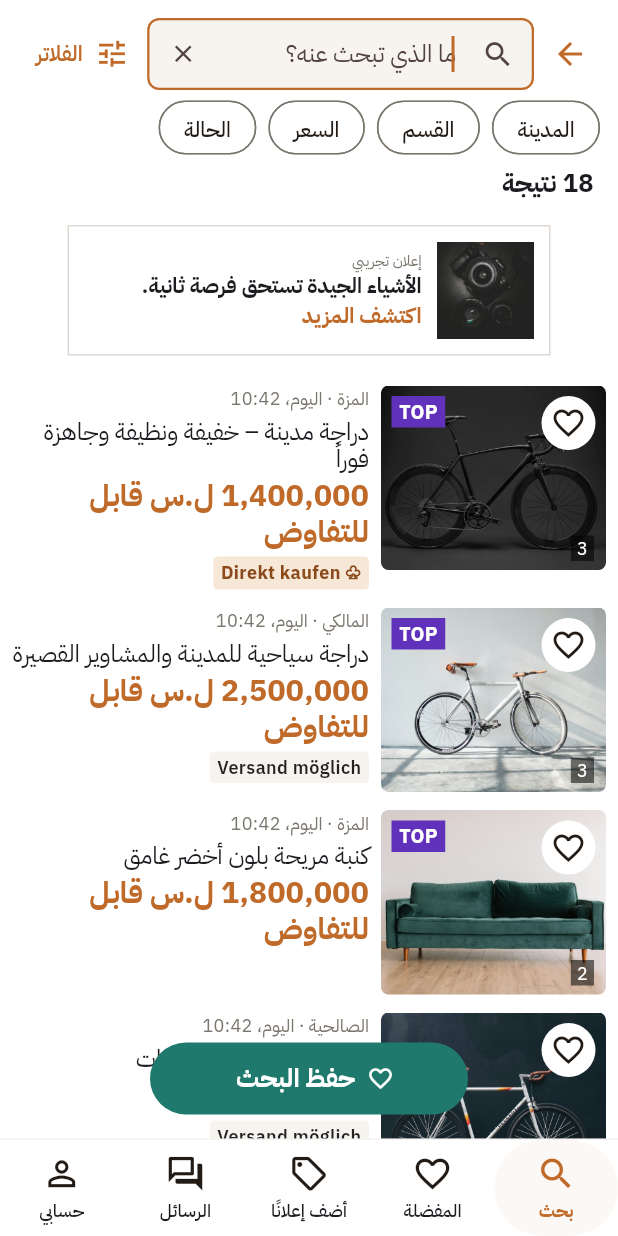
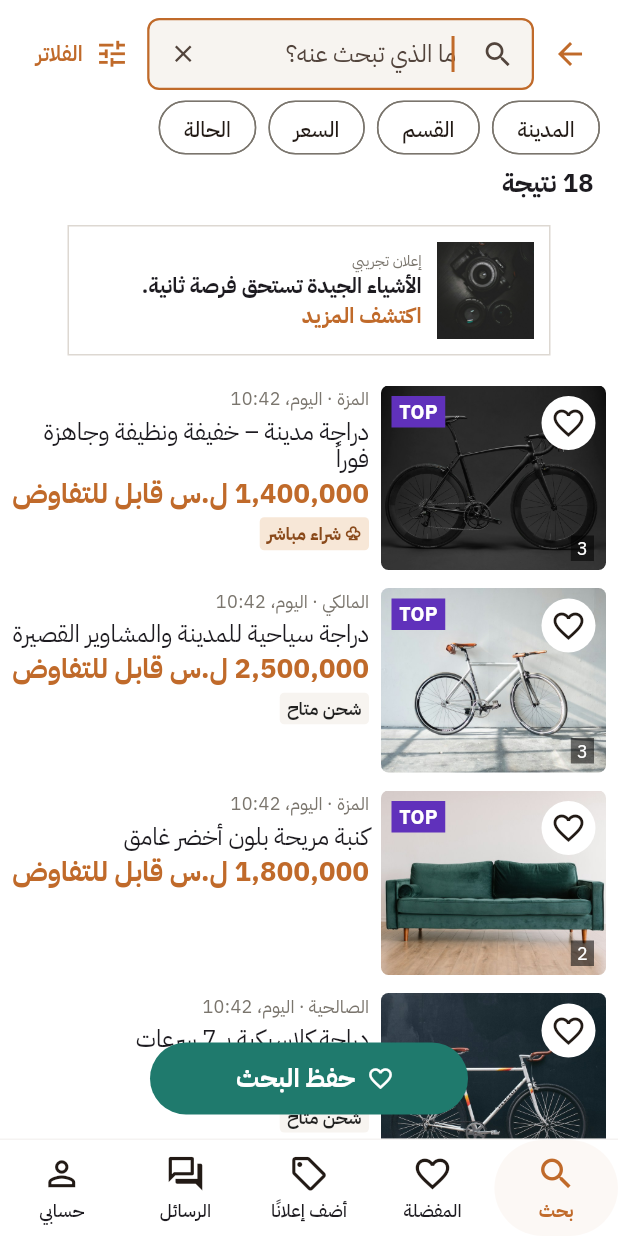
Before and after one commit to abOOd-Hj-DeV/advertising, a Flutter app: the screen it shows after launch, after a tap on "قبول الكل", after a tap on "ابحث في كل سوريا", on a phone screen of 412 x 824 dp. Run offline on Flutter 3.47's test engine with Material 3 defaults, Android fonts, the phone set to English and light mode, and no system bars; our stand-ins replace shared_preferences; missing offline and left inert: file_selector, idb_shim.

Commit message:
Assert Arabic UI strings in tests; fix RTL layout overflows and untranslated strings
- Update test assertions to the new Arabic copy (bottom tabs, consent,
  guest/auth flows, search/filters, local journeys, store fixtures)
- Assert Arabic demo fixtures (دمشق cities, SYP prices, Arabic sellers)
- lib fixes for real bugs the tests surfaced:
  - Escape remaining German strings (tooltips, image errors) to Arabic
  - Wrap overflowing rows: category labels, promo box, listing meta,
    version footer, listing-card price (Arabic text is wider)
- Regenerate visual goldens for the Arabic UI

Co-Authored-By: Devin AI <158243242+devin-ai-integration[bot]@users.noreply.github.com>

```diff
--- a/lib/data/media_io.dart
+++ b/lib/data/media_io.dart
@@ -16,7 +16,7 @@ class FileMediaStorage implements MediaStorage {
   final Directory directory;
   File file(String id) {
     if (!RegExp(r'^media-[0-9]+$').hasMatch(id)) {
-      throw ArgumentError('Ungültige Bild-ID');
+      throw ArgumentError('معرّف صورة غير صالح');
     }
     return File('${directory.path}/$id');
   }
--- a/lib/features/discovery.dart
+++ b/lib/features/discovery.dart
@@ -183,6 +183,8 @@ class _HomePageState extends State<HomePage> {
                             Text(
                               name,
                               textAlign: TextAlign.center,
+                              maxLines: 2,
+                              overflow: TextOverflow.ellipsis,
                               style: TextStyle(
                                 fontSize: 12,
                                 height: 1.1,
@@ -245,7 +247,7 @@ class _HomePageState extends State<HomePage> {
                 child: Padding(
                   padding: const EdgeInsets.fromLTRB(42, 0, 42, 4),
                   child: Container(
-                    height: 142,
+                    height: 165,
                     padding: const EdgeInsets.all(14),
                     decoration: BoxDecoration(
                       color: const Color(0xfff7f3e8),
--- a/lib/ui/widgets.dart
+++ b/lib/ui/widgets.dart
@@ -80,7 +80,7 @@ class PageHeader extends StatelessWidget implements PreferredSizeWidget {
     leading:
         leading ??
         IconButton(
-          tooltip: 'Zurück',
+          tooltip: 'رجوع',
           onPressed: onBack ?? () => Navigator.maybePop(context),
           icon: Icon(
             Icons.arrow_back,
@@ -92,7 +92,7 @@ class PageHeader extends StatelessWidget implements PreferredSizeWidget {
         (close
             ? [
                 IconButton(
-                  tooltip: 'Schließen',
+                  tooltip: 'إغلاق',
                   onPressed: () => Navigator.pop(context),
                   icon: Icon(
                     Icons.close,
@@ -272,7 +272,7 @@ class FavoriteButton extends StatelessWidget {
     width: 36,
     height: 36,
     child: IconButton.filled(
-      tooltip: active ? 'Von Merkliste entfernen' : 'Anzeige merken',
+      tooltip: active ? 'إزالة من المفضلة' : 'أضف إلى المفضلة',
       style: IconButton.styleFrom(
         backgroundColor: Theme.of(context).colorScheme.surface,
         foregroundColor: active
@@ -367,13 +367,17 @@ class ListingCard extends StatelessWidget {
           style: TextStyle(fontSize: compact ? 16 : 15, height: 1.15),
         ),
         const SizedBox(height: 4),
-        Text(
+        FittedBox(
+          fit: BoxFit.scaleDown,
+          alignment: AlignmentDirectional.centerStart,
+          child: Text(
             listing.formattedPrice,
             style: TextStyle(
               fontSize: compact ? 20 : 19,
               fontWeight: FontWeight.w800,
               color: Theme.of(context).colorScheme.primary,
               height: 1.2,
+            ),
           ),
         ),
         if (compact && (listing.direct || listing.shipping))
@@ -386,7 +390,7 @@ class ListingCard extends StatelessWidget {
                 borderRadius: BorderRadius.circular(3),
               ),
               child: Text(
-                listing.direct ? '♧ Direkt kaufen' : 'Versand möglich',
+                listing.direct ? '♧ شراء مباشر' : 'شحن متاح',
                 style: TextStyle(
                   color: listing.direct ? Brand.deep : Colors.black87,
                   fontSize: 12,
@@ -654,13 +658,7 @@ class BottomTabs extends StatelessWidget {
   const BottomTabs({super.key, required this.selected, required this.onTap});
   final int selected;
   final ValueChanged<int> onTap;
-  static const labels = [
-    'بحث',
-    'المفضلة',
-    'أضف إعلانًا',
-    'الرسائل',
-    'حسابي',
-  ];
+  static const labels = ['بحث', 'المفضلة', 'أضف إعلانًا', 'الرسائل', 'حسابي'];
   static const icons = [
     Icons.search,
     Icons.favorite_border,
```
Also changed, not shown: lib/data/media.dart (+8 -14 lines), lib/features/listing.dart (+8 -1 lines), lib/features/settings.dart (+7 -3 lines), 10 other files. Lines whose indentation alone changed are shown as unchanged.
